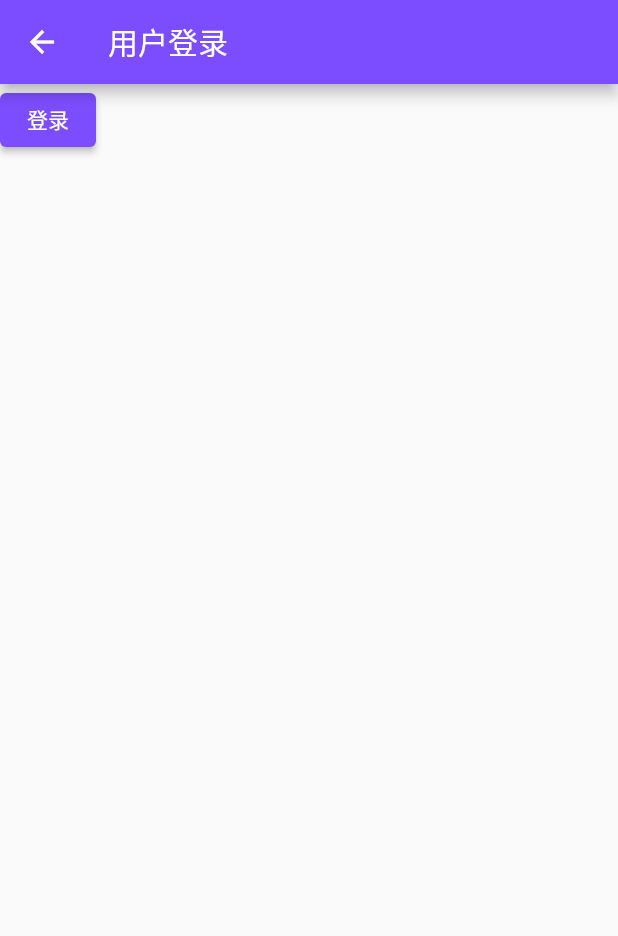
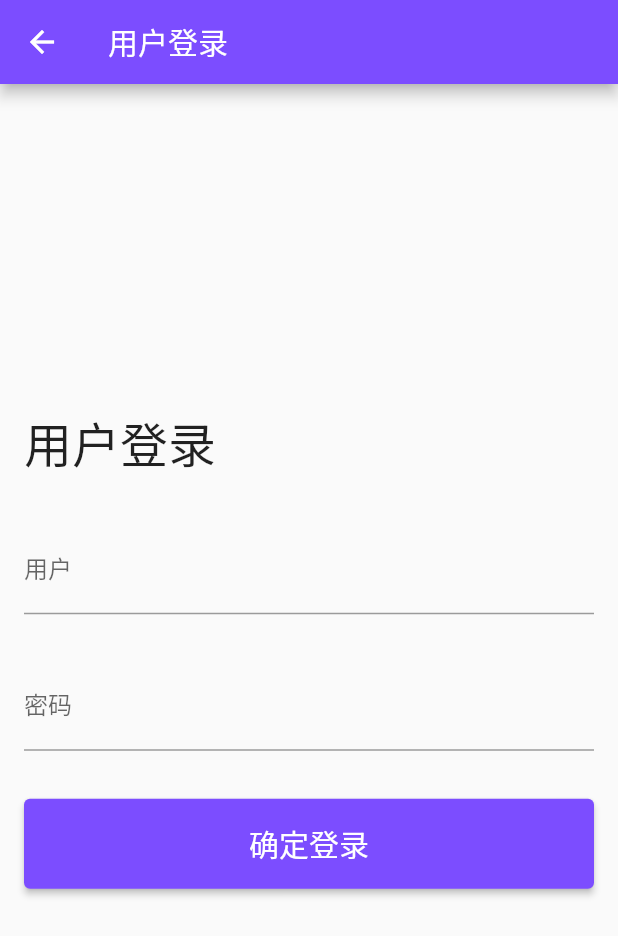
Before and after one commit to ninghao/xb2_flutter, a Flutter app: the AuthLogin screen opened directly, on a phone screen of 412 x 824 dp. Shown: the top 936 px of the screen. Run offline on Flutter 3.47's test engine with Material 2 defaults, Android fonts, the phone set to English and light mode, and no system bars; our stand-ins replace flutter_dotenv; network calls fail.

Commit message:
准备登录表单小部件

```diff
--- /dev/null
+++ b/lib/app/components/app_button.dart
@@ -0,0 +1,26 @@
+import 'package:flutter/material.dart';
+
+class AppButton extends StatelessWidget {
+  final String? text;
+  final VoidCallback onPressed;
+
+  AppButton({
+    required this.onPressed,
+    this.text,
+  });
+
+  @override
+  Widget build(BuildContext context) {
+    return Container(
+      padding: EdgeInsets.only(bottom: 16),
+      child: ElevatedButton(
+        style: ElevatedButton.styleFrom(
+          textStyle: TextStyle(fontSize: 20),
+          minimumSize: Size(double.infinity, 60),
+        ),
+        child: Text('${text ?? '按钮'}'),
+        onPressed: onPressed,
+      ),
+    );
+  }
+}
--- /dev/null
+++ b/lib/app/components/app_header_text.dart
@@ -0,0 +1,21 @@
+import 'package:flutter/material.dart';
+
+class AppHeaderText extends StatelessWidget {
+  final String data;
+
+  AppHeaderText(this.data);
+
+  @override
+  Widget build(BuildContext context) {
+    return Container(
+      padding: EdgeInsets.only(bottom: 32),
+      child: Text(
+        data,
+        style: TextStyle(
+          fontWeight: FontWeight.w300,
+          fontSize: 32,
+        ),
+      ),
+    );
+  }
+}
--- /dev/null
+++ b/lib/app/components/app_password_field.dart
@@ -0,0 +1,37 @@
+import 'package:flutter/material.dart';
+
+class AppPasswordField extends StatelessWidget {
+  final String? labelText;
+  final ValueChanged<String>? onChanged;
+
+  AppPasswordField({
+    this.labelText,
+    this.onChanged,
+  });
+
+  @override
+  Widget build(BuildContext context) {
+    return Container(
+      padding: EdgeInsets.only(bottom: 32),
+      child: TextFormField(
+        obscureText: true,
+        decoration: InputDecoration(
+          labelText: labelText ?? '密码',
+        ),
+        onChanged: onChanged,
+        autovalidateMode: AutovalidateMode.onUserInteraction,
+        validator: (value) {
+          if (value == null || value.isEmpty) {
+            return '请填写用户密码';
+          }
+
+          if (value.isNotEmpty && value.length < 6) {
+            return '请设置 6 位以上的密码';
+          }
+
+          return null;
+        },
+      ),
+    );
+  }
+}
--- /dev/null
+++ b/lib/app/components/app_text_field.dart
@@ -0,0 +1,29 @@
+import 'package:flutter/material.dart';
+
+class AppTextField extends StatelessWidget {
+  final String labelText;
+  final ValueChanged<String>? onChanged;
+
+  AppTextField({required this.labelText, this.onChanged});
+
+  @override
+  Widget build(BuildContext context) {
+    return Container(
+      padding: EdgeInsets.only(bottom: 32),
+      child: TextFormField(
+        decoration: InputDecoration(
+          labelText: labelText,
+        ),
+        onChanged: onChanged,
+        autovalidateMode: AutovalidateMode.onUserInteraction,
+        validator: (value) {
+          if (value == null || value.isEmpty) {
+            return '请填写$labelText';
+          }
+
+          return null;
+        },
+      ),
+    );
+  }
+}
--- a/lib/auth/login/components/auth_login_form.dart
+++ b/lib/auth/login/components/auth_login_form.dart
@@ -1,32 +1,65 @@
 import 'package:flutter/material.dart';
 import 'package:provider/provider.dart';
+import 'package:xb2_flutter/app/components/app_button.dart';
+import 'package:xb2_flutter/app/components/app_header_text.dart';
+import 'package:xb2_flutter/app/components/app_password_field.dart';
+import 'package:xb2_flutter/app/components/app_text_field.dart';
 import 'package:xb2_flutter/auth/auth_model.dart';
 
-class AuthLoginForm extends StatelessWidget {
+class AuthLoginForm extends StatefulWidget {
+  @override
+  _AuthLoginFormState createState() => _AuthLoginFormState();
+}
+
+class _AuthLoginFormState extends State<AuthLoginForm> {
+  String? name;
+  String? password;
+
+  final formKey = GlobalKey<FormState>();
+
   @override
   Widget build(BuildContext context) {
     final authModel = Provider.of<AuthModel>(context, listen: true);
 
-    final loginButton = ElevatedButton(
-      child: Text('登录'),
-      onPressed: () {
-        print('已登录：${authModel.isLoggedIn}');
-        authModel.login();
-        print('已登录：${authModel.isLoggedIn}');
+    // 标题
+    final header = AppHeaderText('用户登录');
+
+    // 用户
+    final nameField = AppTextField(
+      labelText: '用户',
+      onChanged: (value) {
+        name = value;
       },
     );
 
-    final logoutButton = ElevatedButton(
-      child: Text('退出登录'),
-      onPressed: () {
-        print('已登录：${authModel.isLoggedIn}');
-        authModel.logout();
-        print('已登录：${authModel.isLoggedIn}');
+    // 密码
+    final passwordField = AppPasswordField(
+      onChanged: (value) {
+        password = value;
       },
     );
 
+    // 提交
+    final submitButton = AppButton(
+      onPressed: () {},
+      text: '确定登录',
+    );
+
     return Container(
-      child: authModel.isLoggedIn ? logoutButton : loginButton,
+      padding: EdgeInsets.all(16),
+      child: Form(
+        key: formKey,
+        child: Column(
+          mainAxisAlignment: MainAxisAlignment.center,
+          crossAxisAlignment: CrossAxisAlignment.start,
+          children: [
+            header,
+            nameField,
+            passwordField,
+            submitButton,
+          ],
+        ),
+      ),
     );
   }
 }
```
